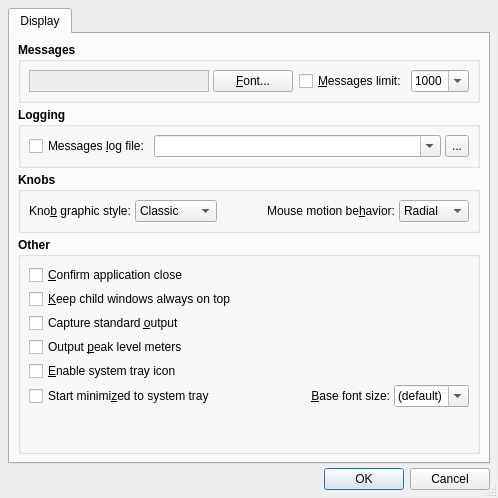
rncbc/qsynth, file src/qsynthOptionsForm.ui: the form before one commit.
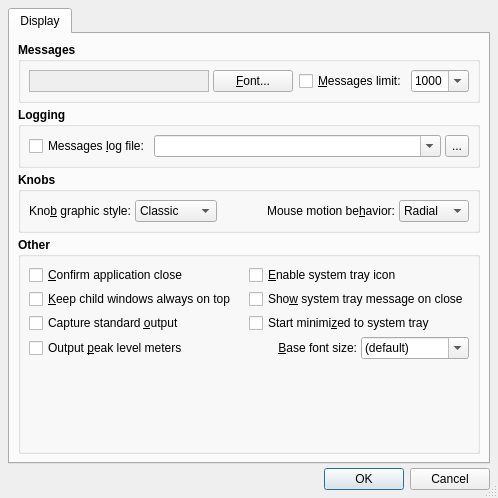
The form after the commit.

Commit message: - New user preference option on whether to show the nagging   'program will keep running in the system tray' message, on   main window close.

What changed in the file:
```diff
--- a/src/qsynthOptionsForm.ui
+++ b/src/qsynthOptionsForm.ui
@@ -520,7 +520,7 @@
             </property>
            </widget>
           </item>
-          <item row="4" column="0" >
+          <item row="0" column="2" colspan="2">
            <widget class="QCheckBox" name="SystemTrayCheckBox" >
             <property name="font" >
              <font>
@@ -536,7 +536,23 @@
             </property>
            </widget>
           </item>
-          <item row="5" column="0" >
+          <item row="1" column="2" colspan="2">
+           <widget class="QCheckBox" name="SystemTrayQueryCloseCheckBox">
+            <property name="font">
+             <font>
+              <weight>50</weight>
+              <bold>false</bold>
+             </font>
+            </property>
+            <property name="toolTip">
+             <string>Whether to show system tray message on main window close</string>
+            </property>
+            <property name="text">
+             <string>Sho&amp;w system tray message on close</string>
+            </property>
+           </widget>
+          </item>
+          <item row="2" column="2" colspan="2">
            <widget class="QCheckBox" name="StartMinimizedCheckBox" >
             <property name="font" >
              <font>
@@ -552,7 +568,7 @@
             </property>
            </widget>
           </item>
-          <item row="5" column="1" colspan="2" >
+          <item row="3" column="2">
            <widget class="QLabel" name="BaseFontSizeTextLabel" >
             <property name="font" >
              <font>
@@ -571,7 +587,7 @@
             </property>
            </widget>
           </item>
-          <item row="5" column="3" >
+          <item row="3" column="3" >
            <widget class="QComboBox" name="BaseFontSizeComboBox" >
             <property name="font" >
              <font>
@@ -627,7 +643,7 @@
             </item>
            </widget>
           </item>
-          <item row="6" column="0" colspan="4" >
+          <item row="4" column="0" colspan="4" >
            <spacer>
             <property name="orientation" >
              <enum>Qt::Vertical</enum>
```
Left out of the diff: 2 changed lines with no effect on the pictures. The commit also changes 15 other files.
